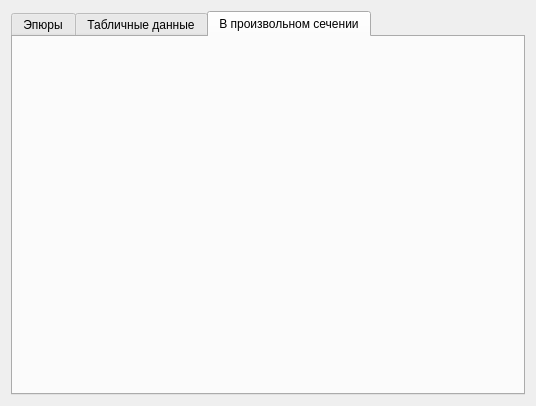
Above: postprocessor.ui from dimasbr/SAPR-small- before the change. Below: the same form after it.
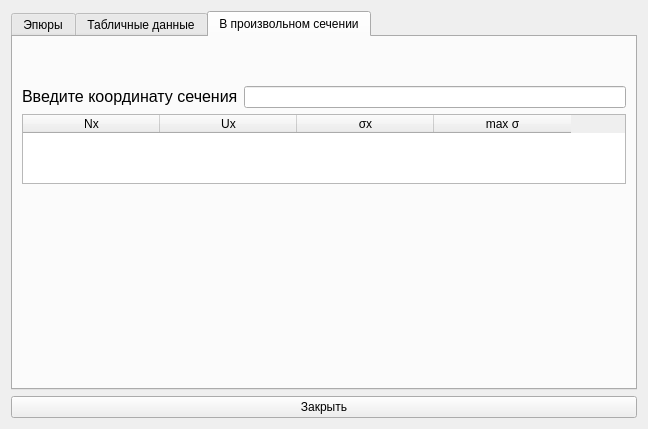
That is the form after the change. The open tabs and pages were chosen to show the change.

```diff
--- a/postprocessor.ui
+++ b/postprocessor.ui
@@ -6,8 +6,8 @@
    <rect>
     <x>0</x>
     <y>0</y>
-    <width>536</width>
-    <height>406</height>
+    <width>648</width>
+    <height>429</height>
    </rect>
   </property>
   <property name="windowTitle">
@@ -72,9 +72,106 @@
       <attribute name="title">
        <string>В произвольном сечении</string>
       </attribute>
+      <layout class="QVBoxLayout" name="verticalLayout_4">
+       <item>
+        <spacer name="verticalSpacer_4">
+         <property name="orientation">
+          <enum>Qt::Vertical</enum>
+         </property>
+         <property name="sizeType">
+          <enum>QSizePolicy::Fixed</enum>
+         </property>
+         <property name="sizeHint" stdset="0">
+          <size>
+           <width>20</width>
+           <height>40</height>
+          </size>
+         </property>
+        </spacer>
+       </item>
+       <item>
+        <layout class="QHBoxLayout" name="horizontalLayout_2">
+         <item>
+          <widget class="QLabel" name="label">
+           <property name="text">
+            <string>&lt;html&gt;&lt;head/&gt;&lt;body&gt;&lt;p&gt;&lt;span style=&quot; font-size:12pt;&quot;&gt;Введите координату сечения&lt;/span&gt;&lt;/p&gt;&lt;/body&gt;&lt;/html&gt;</string>
+           </property>
+          </widget>
+         </item>
+         <item>
+          <widget class="QLineEdit" name="lineEdit"/>
+         </item>
+        </layout>
+       </item>
+       <item>
+        <widget class="QTableWidget" name="pointResults">
+         <property name="sizePolicy">
+          <sizepolicy hsizetype="Expanding" vsizetype="Ignored">
+           <horstretch>0</horstretch>
+           <verstretch>0</verstretch>
+          </sizepolicy>
+         </property>
+         <property name="minimumSize">
+          <size>
+           <width>0</width>
+           <height>70</height>
+          </size>
+         </property>
+         <property name="editTriggers">
+          <set>QAbstractItemView::NoEditTriggers</set>
+         </property>
+         <attribute name="horizontalHeaderDefaultSectionSize">
+          <number>137</number>
+         </attribute>
+         <column>
+          <property name="text">
+           <string>Nx</string>
+          </property>
+         </column>
+         <column>
+          <property name="text">
+           <string>Ux</string>
+          </property>
+         </column>
+         <column>
+          <property name="text">
+           <string>σx</string>
+          </property>
+         </column>
+         <column>
+          <property name="text">
+           <string>max σ</string>
+          </property>
+         </column>
+        </widget>
+       </item>
+       <item>
+        <spacer name="verticalSpacer_3">
+         <property name="orientation">
+          <enum>Qt::Vertical</enum>
+         </property>
+         <property name="sizeType">
+          <enum>QSizePolicy::Expanding</enum>
+         </property>
+         <property name="sizeHint" stdset="0">
+          <size>
+           <width>20</width>
+           <height>80</height>
+          </size>
+         </property>
+        </spacer>
+       </item>
+      </layout>
      </widget>
     </widget>
    </item>
+   <item>
+    <widget class="QPushButton" name="closeButton">
+     <property name="text">
+      <string>Закрыть</string>
+     </property>
+    </widget>
+   </item>
   </layout>
  </widget>
  <resources/>
```
Left out of the diff: 78 changed lines with no effect on the pictures.
